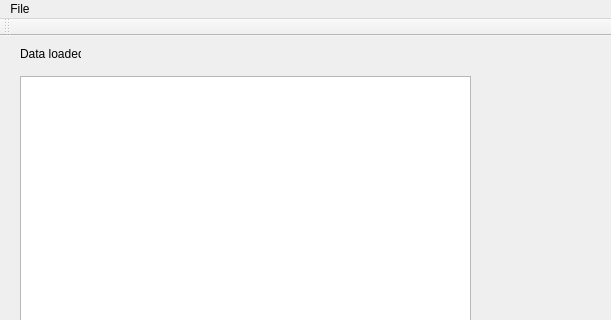
Before: the Qt Designer form GUI/main.ui in TheNamesAlex/08_Dynamic-Mechanical-Analysis, drawn with Qt 5; both pictures show x 0 to 611 and y 0 to 320 of the 1192 by 725 pixel window.
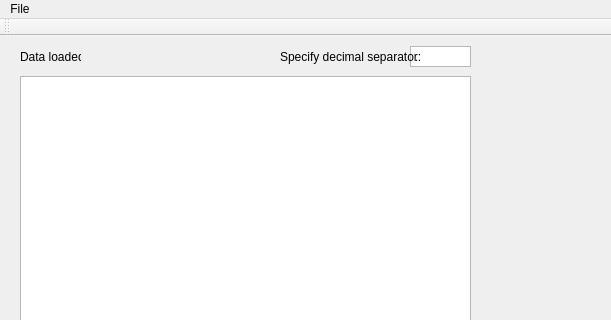
After: the same form once the commit is applied. Custom widgets are drawn as their Qt base class.

Commit message: GUI added functionality to automatically detect header height and separator

Patch:
```diff
--- a/GUI/main.ui
+++ b/GUI/main.ui
@@ -588,7 +588,7 @@
       <x>20</x>
       <y>10</y>
       <width>61</width>
-      <height>16</height>
+      <height>21</height>
      </rect>
     </property>
     <property name="text">
@@ -701,6 +701,45 @@
      <string>Young's Modulus [N/mm²]</string>
     </property>
    </widget>
+   <widget class="QTextEdit" name="decimalSeparatorTextEdit">
+    <property name="enabled">
+     <bool>true</bool>
+    </property>
+    <property name="geometry">
+     <rect>
+      <x>410</x>
+      <y>10</y>
+      <width>61</width>
+      <height>21</height>
+     </rect>
+    </property>
+    <property name="verticalScrollBarPolicy">
+     <enum>Qt::ScrollBarAlwaysOff</enum>
+    </property>
+    <property name="horizontalScrollBarPolicy">
+     <enum>Qt::ScrollBarAlwaysOff</enum>
+    </property>
+    <property name="html">
+     <string>&lt;!DOCTYPE HTML PUBLIC &quot;-//W3C//DTD HTML 4.0//EN&quot; &quot;http://www.w3.org/TR/REC-html40/strict.dtd&quot;&gt;
+&lt;html&gt;&lt;head&gt;&lt;meta name=&quot;qrichtext&quot; content=&quot;1&quot; /&gt;&lt;style type=&quot;text/css&quot;&gt;
+p, li { white-space: pre-wrap; }
+&lt;/style&gt;&lt;/head&gt;&lt;body style=&quot; font-family:'MS Shell Dlg 2'; font-size:8.25pt; font-weight:400; font-style:normal;&quot;&gt;
+&lt;p style=&quot; margin-top:0px; margin-bottom:0px; margin-left:0px; margin-right:0px; -qt-block-indent:0; text-indent:0px;&quot;&gt;.&lt;/p&gt;&lt;/body&gt;&lt;/html&gt;</string>
+    </property>
+   </widget>
+   <widget class="QLabel" name="label_14">
+    <property name="geometry">
+     <rect>
+      <x>280</x>
+      <y>10</y>
+      <width>141</width>
+      <height>21</height>
+     </rect>
+    </property>
+    <property name="text">
+     <string>Specify decimal separator:</string>
+    </property>
+   </widget>
    <zorder>graphicsView</zorder>
    <zorder>timeseriesgraphWidget</zorder>
    <zorder>selectData</zorder>
```
Left out of the diff: 2 changed lines with no effect on the pictures. The commit also changes 2 other files.
